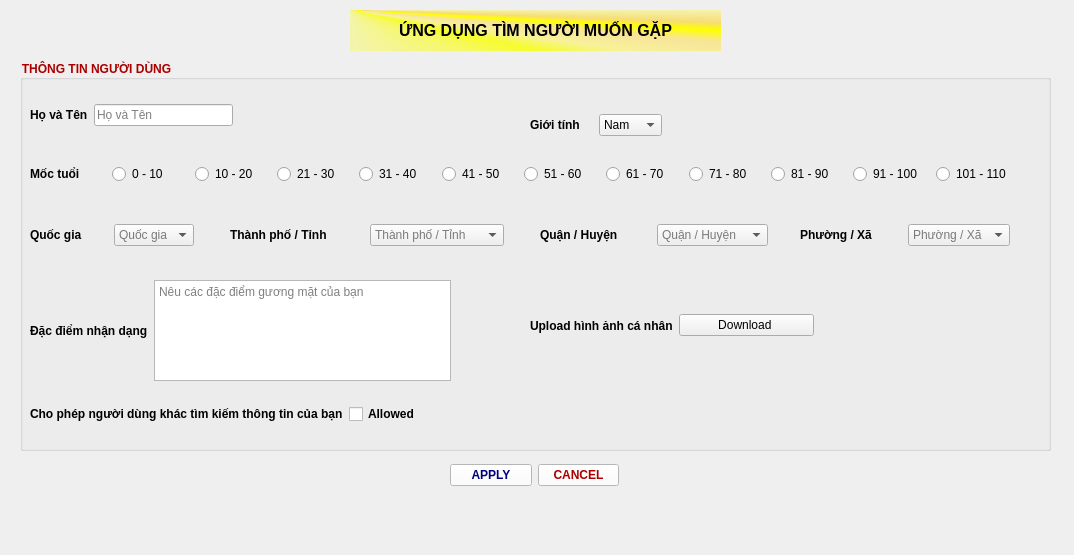
First picture: the form in client/frontend/ui/new_app.ui, repository DacLuc/relative_face_recognition_app, before the edit.
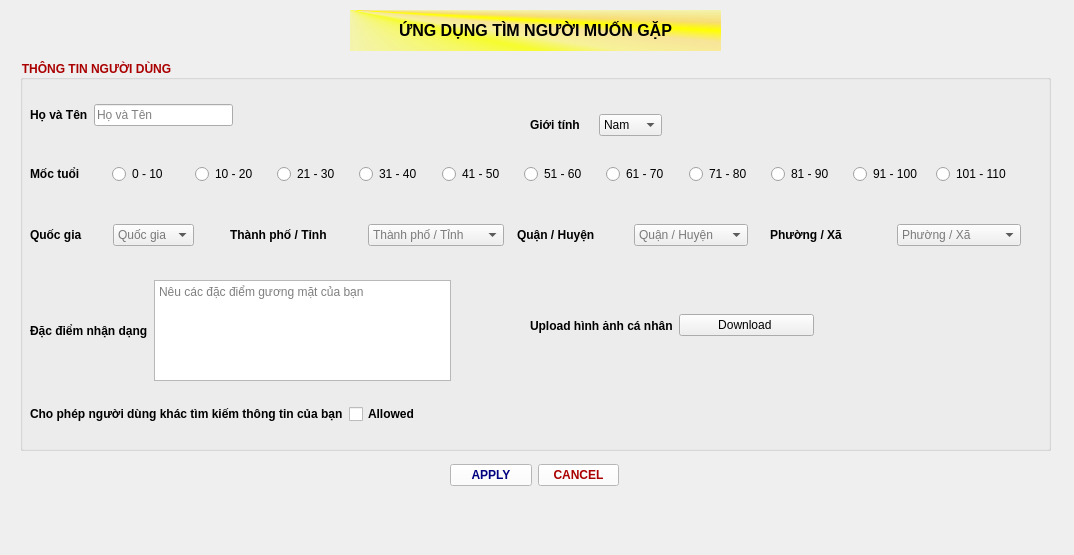
Second picture: the form after the edit. Icons and pictures are not drawn.

```diff
--- a/client/frontend/ui/new_app.ui
+++ b/client/frontend/ui/new_app.ui
@@ -593,6 +593,9 @@
       </rect>
      </property>
      <layout class="QHBoxLayout" name="nation_place">
+      <property name="spacing">
+       <number>2</number>
+      </property>
       <item>
        <widget class="QLabel" name="nation_label">
         <property name="font">
@@ -633,13 +636,16 @@
     <widget class="QWidget" name="horizontalLayoutWidget_11">
      <property name="geometry">
       <rect>
-       <x>780</x>
+       <x>750</x>
        <y>160</y>
-       <width>210</width>
+       <width>251</width>
        <height>30</height>
       </rect>
      </property>
      <layout class="QHBoxLayout" name="ward_place">
+      <property name="spacing">
+       <number>2</number>
+      </property>
       <item>
        <widget class="QLabel" name="ward_label">
         <property name="font">
@@ -678,13 +684,16 @@
     <widget class="QWidget" name="horizontalLayoutWidget_10">
      <property name="geometry">
       <rect>
-       <x>520</x>
+       <x>497</x>
        <y>160</y>
-       <width>228</width>
+       <width>231</width>
        <height>30</height>
       </rect>
      </property>
      <layout class="QHBoxLayout" name="district_place">
+      <property name="spacing">
+       <number>2</number>
+      </property>
       <item>
        <widget class="QLabel" name="district_label">
         <property name="font">
@@ -730,6 +739,9 @@
       </rect>
      </property>
      <layout class="QHBoxLayout" name="city_place">
+      <property name="spacing">
+       <number>2</number>
+      </property>
       <item>
        <widget class="QLabel" name="city_label">
         <property name="font">
```
